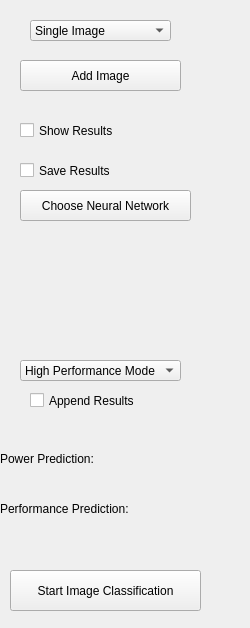
Above: ImplementationPhase/View/ViewModule/ui/ImageClassificationControlPanel.ui from JohannesHaering/PSE before the change. Below: the same form after it.
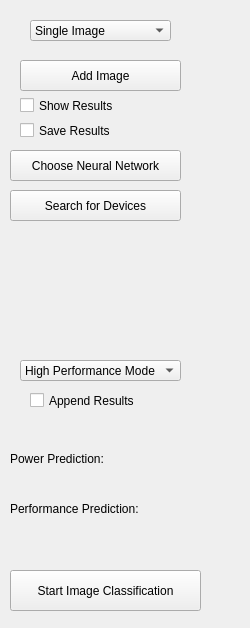
That is the form after the change. Custom widgets are drawn as their Qt base class.

```diff
--- a/ImplementationPhase/View/ViewModule/ui/ImageClassificationControlPanel.ui
+++ b/ImplementationPhase/View/ViewModule/ui/ImageClassificationControlPanel.ui
@@ -17,9 +17,9 @@
    <property name="geometry">
     <rect>
      <x>20</x>
-     <y>110</y>
+     <y>90</y>
      <width>111</width>
-     <height>41</height>
+     <height>31</height>
     </rect>
    </property>
    <property name="text">
@@ -50,7 +50,7 @@
    <property name="geometry">
     <rect>
      <x>20</x>
-     <y>150</y>
+     <y>110</y>
      <width>111</width>
      <height>41</height>
     </rect>
@@ -62,8 +62,8 @@
   <widget class="QPushButton" name="chooseNeuralNetwork">
    <property name="geometry">
     <rect>
-     <x>20</x>
-     <y>190</y>
+     <x>10</x>
+     <y>150</y>
      <width>171</width>
      <height>31</height>
     </rect>
@@ -149,7 +149,7 @@
   <widget class="QLabel" name="powerPredictionText">
    <property name="geometry">
     <rect>
-     <x>0</x>
+     <x>10</x>
      <y>450</y>
      <width>121</width>
      <height>18</height>
@@ -175,7 +175,7 @@
   <widget class="QLabel" name="performancePredictionText">
    <property name="geometry">
     <rect>
-     <x>0</x>
+     <x>10</x>
      <y>500</y>
      <width>151</width>
      <height>18</height>
@@ -198,6 +198,19 @@
     <string/>
    </property>
   </widget>
+  <widget class="QPushButton" name="deviceSearch">
+   <property name="geometry">
+    <rect>
+     <x>10</x>
+     <y>190</y>
+     <width>171</width>
+     <height>31</height>
+    </rect>
+   </property>
+   <property name="text">
+    <string>Search for Devices</string>
+   </property>
+  </widget>
  </widget>
  <customwidgets>
   <customwidget>
```
